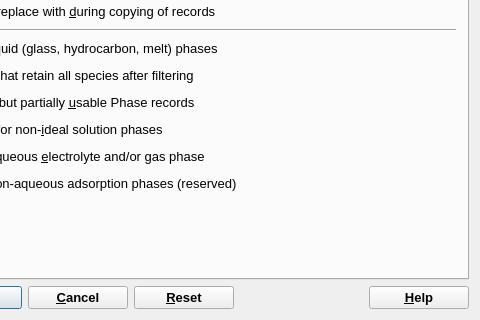
Old version of the form gems3/vizor4/dlg4/SetFiltersDialog4.ui in the repository gemshub/GEMSGUI; both pictures show x 195 to 675 and y 108 to 428 of the 675 by 428 pixel window.
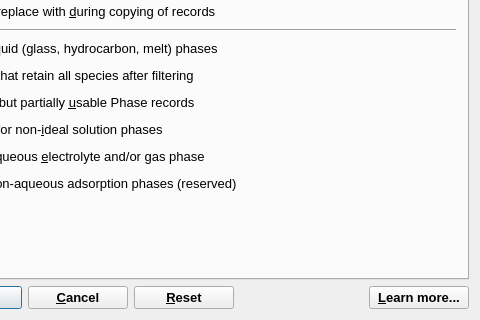
New version of the form.

Commit message: Work with GEMS3HelpInventory.html (SD)

Diff of the .ui file:
```diff
--- a/gems3/vizor4/dlg4/SetFiltersDialog4.ui
+++ b/gems3/vizor4/dlg4/SetFiltersDialog4.ui
@@ -1396,7 +1396,7 @@
         </font>
        </property>
        <property name="text">
-        <string>&amp;Help</string>
+        <string>&amp;Learn more...</string>
        </property>
        <property name="shortcut">
         <string>Alt+H</string>
```
Left out of the diff: 9 changed lines with no effect on the pictures. The commit also changes 12 other files.
